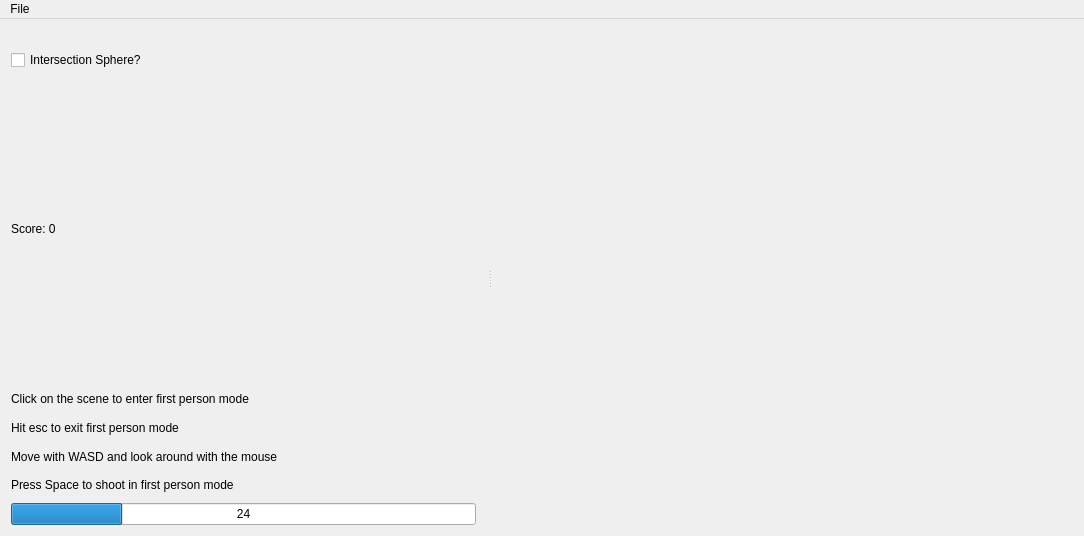
First picture: the form in src/mainwindow.ui, repository zqsui/cs123_finalproj, before the edit.
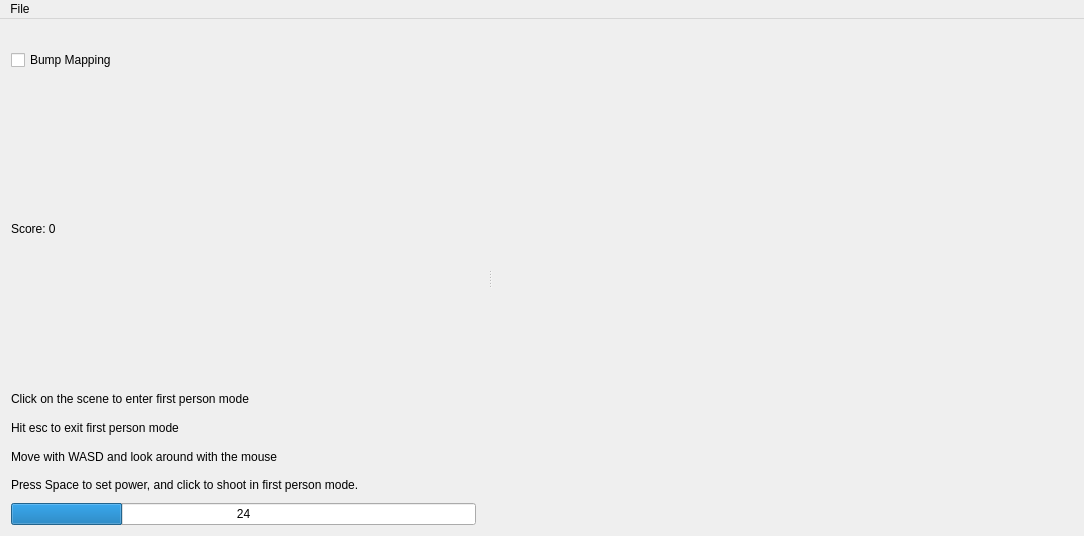
Second picture: the form after the edit. Custom widgets are drawn as their Qt base class.

The edit to the form file:
```diff
--- a/src/mainwindow.ui
+++ b/src/mainwindow.ui
@@ -65,7 +65,7 @@
         </size>
        </property>
        <property name="text">
-        <string>Intersection Sphere?</string>
+        <string>Bump Mapping</string>
        </property>
       </widget>
      </item>
@@ -130,7 +130,7 @@
      <item>
       <widget class="QLabel" name="label_4">
        <property name="text">
-        <string>&lt;html&gt;&lt;head/&gt;&lt;body&gt;&lt;p&gt;Press Space to shoot in first person mode&lt;/p&gt;&lt;/body&gt;&lt;/html&gt;</string>
+        <string>&lt;html&gt;&lt;head/&gt;&lt;body&gt;&lt;p&gt;Press Space to set power, and click to shoot in first person mode.&lt;/p&gt;&lt;/body&gt;&lt;/html&gt;</string>
        </property>
       </widget>
      </item>
```
Left out of the diff: 2 changed lines with no effect on the pictures.
